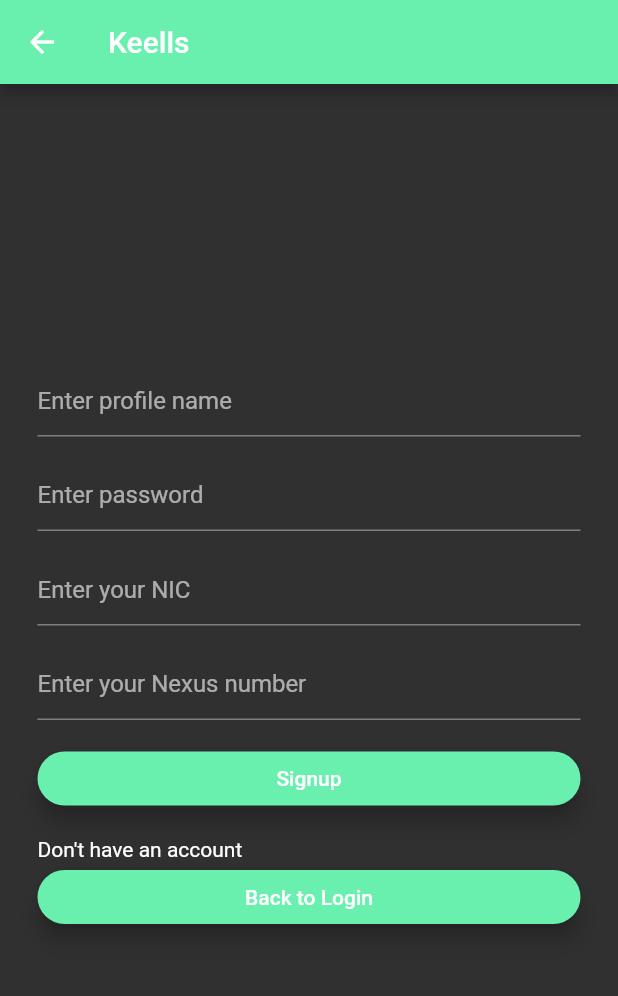
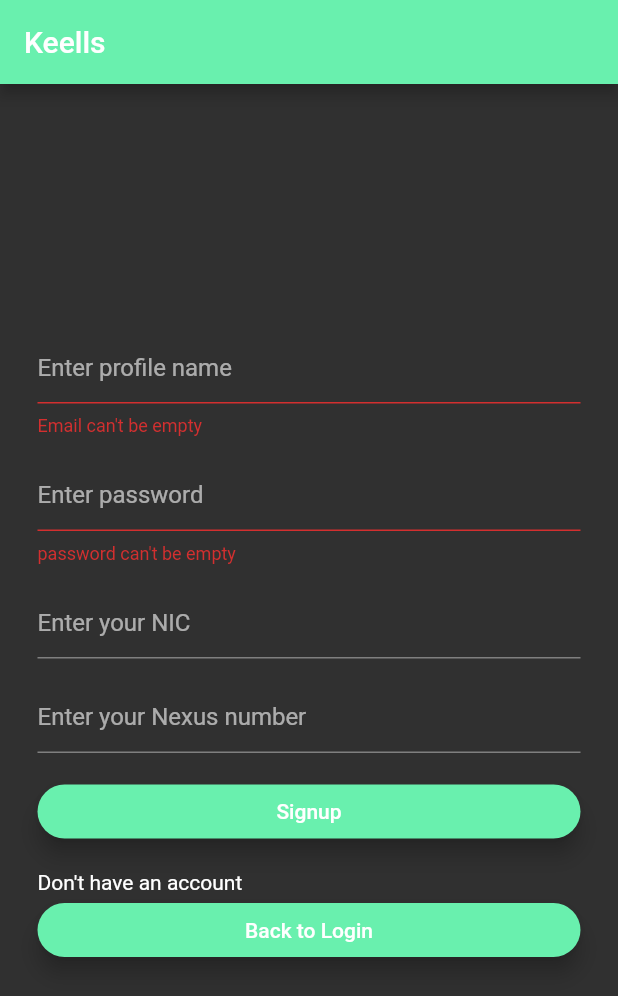
Before and after one commit to Deepthashash/smart_shopping, a Flutter app: the screen it shows after launch, after a tap on "Login", after a tap on "Signup", on a phone screen of 412 x 824 dp. Shown: the top 996 px of the screen. Run offline on Flutter 3.47's test engine with Material 2 defaults, Android fonts, the phone set to English and light mode, and no system bars; our stand-ins replace cloud_firestore, firebase_auth; accounts and stored records are empty.

```diff
--- a/lib/app_screens/home.dart
+++ b/lib/app_screens/home.dart
@@ -1,5 +1,4 @@
 import 'package:flutter/material.dart';
-import 'package:firebase_auth/firebase_auth.dart';
 import 'auth.dart';
 
 class Home extends StatelessWidget {
@@ -10,8 +9,8 @@
 
   Future _signOut() async {
     try {
+      onSignedOut();
       await auth.signOut();
-      onSignedOut();
     } catch (e) {
       print(e);
     }
--- a/lib/app_screens/login.dart
+++ b/lib/app_screens/login.dart
@@ -1,5 +1,6 @@
 import 'auth.dart';
 import 'package:flutter/material.dart';
+import 'services.dart';
 
 class Login extends StatefulWidget {
   Login({this.auth, this.onSignedIn});
@@ -11,11 +12,16 @@
   State<StatefulWidget> createState() => _LoginState();
 }
 
+enum FormType { login, signup }
+
 class _LoginState extends State<Login> {
   final formkey = GlobalKey<FormState>();
-
+  Services ser = new Services();
   String _email;
   String _password;
+  String _nic;
+  String _nexus;
+  FormType _formType = FormType.login;
 
   bool validatenSave() {
     final form = formkey.currentState;
@@ -27,7 +33,19 @@
     }
   }
 
-  void validatenSubmit() async {
+  void moveSignup() {
+    setState(() {
+      _formType = FormType.signup;
+    });
+  }
+
+  void moveLogin() {
+    setState(() {
+      _formType = FormType.login;
+    });
+  }
+
+  void validatenSubmit(context) async {
     if (validatenSave()) {
       try {
         String userId = await widget.auth.signIn(_email, _password);
@@ -36,12 +54,57 @@
         // Navigator.of(context).pushNamed('/home');
       } catch (e) {
         print("Error $e");
+        showDialog(
+            context: context,
+            builder: (context) => Card(
+                    child: Container(
+                      child: Center(
+                  child: Column(
+                    children: <Widget>[
+                      Text("Error ${e.toString()}"),
+                      RaisedButton(
+                        child: Text('Ok'),
+                        onPressed: () => Navigator.pop(context),
+                      )
+                    ],
+                  ),
+                ))));
       }
     }
   }
 
+  void validatenSubmit2() async {
+    if (validatenSave()) {
+      try {
+        String userId = await widget.auth.signUp(_email, _password);
+        print("signed in: $userId");
+        ser.createData(_nic, _nexus, userId,_email);
+        widget.onSignedIn();
+      } catch (e) {
+        print("Error $e");
+        showDialog(
+            context: context,
+            builder: (context) => Card(
+                    child: Container(
+                      child: Center(
+                  child: Column(
+                    children: <Widget>[
+                      Text("Error ${e.toString()}"),
+                      RaisedButton(
+                        child: Text('Ok'),
+                        onPressed: () => Navigator.pop(context),
+                      )
+                    ],
+                  ),
+                ))));
+      }
+    } else
+      print("error");
+  }
+
   @override
   Widget build(BuildContext context) {
+    if (_formType == FormType.login) {
       return Scaffold(
           appBar: AppBar(
             title: Text("Keells"),
@@ -55,7 +118,8 @@
                     padding: const EdgeInsets.all(25.0),
                     children: <Widget>[
                       TextFormField(
-                      decoration: InputDecoration(hintText: 'Enter your email'),
+                        decoration:
+                            InputDecoration(hintText: 'Enter your email'),
                         validator: (value) =>
                             value.isEmpty ? "Email can't be empty" : null,
                         onSaved: (value) => _email = value,
@@ -77,7 +141,7 @@
                           color: Colors.greenAccent,
                           textColor: Colors.white,
                           highlightColor: Colors.black,
-                        onPressed: validatenSubmit),
+                          onPressed: () => validatenSubmit(context)),
                       SizedBox(height: 15.0),
                       Text("Don't have an account"),
                       RaisedButton(
@@ -89,10 +153,83 @@
                           highlightColor: Colors.black,
                           elevation: 6.0,
                           onPressed: () {
-                          Navigator.of(context).pushNamed('/signup');
+                            moveSignup();
+                          }),
+                      SizedBox(height: 15.0),
+                    ],
+                  ))));
+    } else {
+      return Scaffold(
+          appBar: AppBar(
+            title: Text("Keells"),
+            backgroundColor: Colors.greenAccent,
+          ),
+          body: Center(
+              child: Form(
+                  key: formkey,
+                  child: ListView(
+                    shrinkWrap: true,
+                    padding: const EdgeInsets.all(25.0),
+                    children: <Widget>[
+                      TextFormField(
+                        decoration:
+                            InputDecoration(hintText: 'Enter profile name'),
+                        validator: (value) =>
+                            value.isEmpty ? "Email can't be empty" : null,
+                        onSaved: (value) => _email = value,
+                      ),
+                      SizedBox(height: 15.0),
+                      TextFormField(
+                        obscureText: true,
+                        decoration: InputDecoration(hintText: 'Enter password'),
+                        validator: (value) => value.length < 6
+                            ? "password should atleast six figures long"
+                            : null,
+                        onSaved: (value) => _password = value,
+                      ),
+                      SizedBox(height: 15.0),
+                      TextFormField(
+                        decoration: InputDecoration(hintText: 'Enter your NIC'),
+                        validator: (value) =>
+                            value.isEmpty ? "NIC can't be empty" : null,
+                        onSaved: (value) => _nic = value,
+                      ),
+                      SizedBox(height: 15.0),
+                      TextFormField(
+                        decoration: InputDecoration(
+                            hintText: 'Enter your Nexus number'),
+                        validator: (value) => value.isEmpty
+                            ? "Nexus number can't be empty"
+                            : null,
+                        onSaved: (value) => _nexus = value,
+                      ),
+                      SizedBox(height: 15.0),
+                      RaisedButton(
+                        shape: RoundedRectangleBorder(
+                            borderRadius: BorderRadius.circular(30.0)),
+                        elevation: 6.0,
+                        child: Text("Signup"),
+                        color: Colors.greenAccent,
+                        textColor: Colors.white,
+                        highlightColor: Colors.black,
+                        onPressed: validatenSubmit2,
+                      ),
+                      SizedBox(height: 15.0),
+                      Text("Don't have an account"),
+                      RaisedButton(
+                          shape: RoundedRectangleBorder(
+                              borderRadius: BorderRadius.circular(30.0)),
+                          child: Text("Back to Login"),
+                          color: Colors.greenAccent,
+                          textColor: Colors.white,
+                          highlightColor: Colors.black,
+                          elevation: 6.0,
+                          onPressed: () {
+                            moveLogin();
                           }),
                       SizedBox(height: 15.0),
                     ],
                   ))));
     }
   }
+}
--- a/lib/app_screens/root.dart
+++ b/lib/app_screens/root.dart
@@ -20,6 +20,7 @@
   @override
   void initState() {
     super.initState();
+
     widget.auth.currentUser().then((userId) {
       setState(() {
         authStatus =
--- /dev/null
+++ b/lib/app_screens/services.dart
@@ -0,0 +1,17 @@
+
+import 'package:cloud_firestore/cloud_firestore.dart';
+
+
+class Services{
+    createData(_nic, _nexus, userId,_email) {
+    DocumentReference docref = Firestore.instance.document("Users/$_email");
+    Map<String, dynamic> details = {
+      "userId": userId,
+      "NIC": _nic,
+      "Nexus": _nexus
+    };
+    docref.setData(details).whenComplete(() {
+      print("done");
+    });
+  }
+}
```
Also changed, not shown: lib/app_screens/signup.dart (+7 -18 lines), pubspec.lock. Lines whose indentation alone changed are shown as unchanged.
